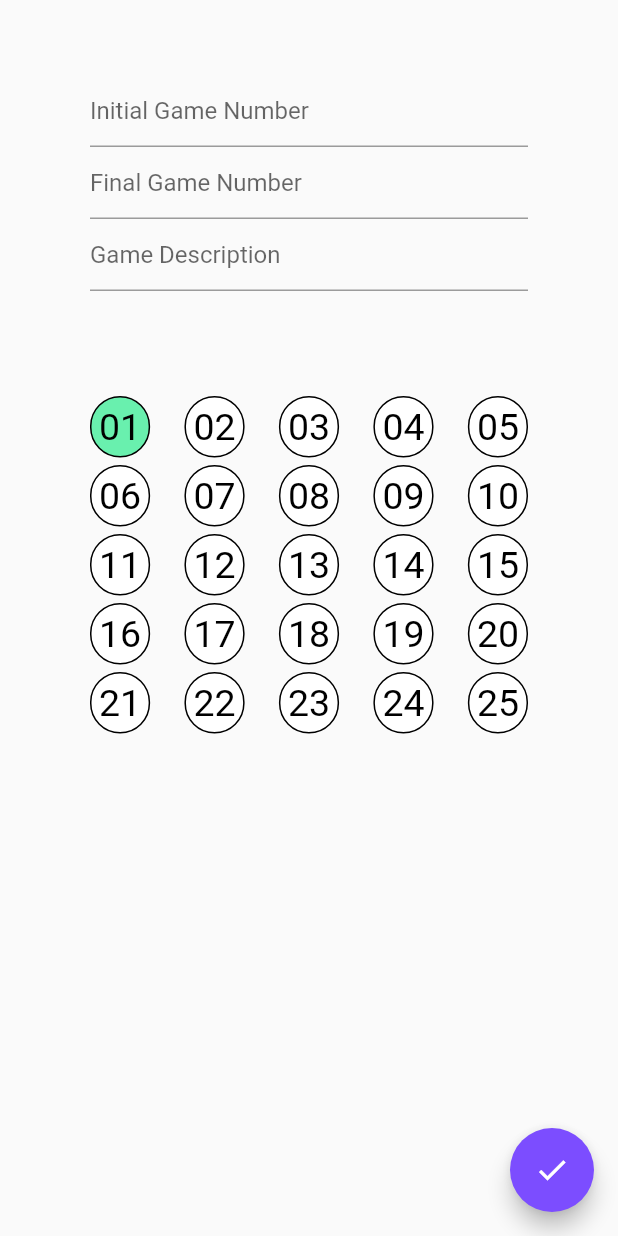
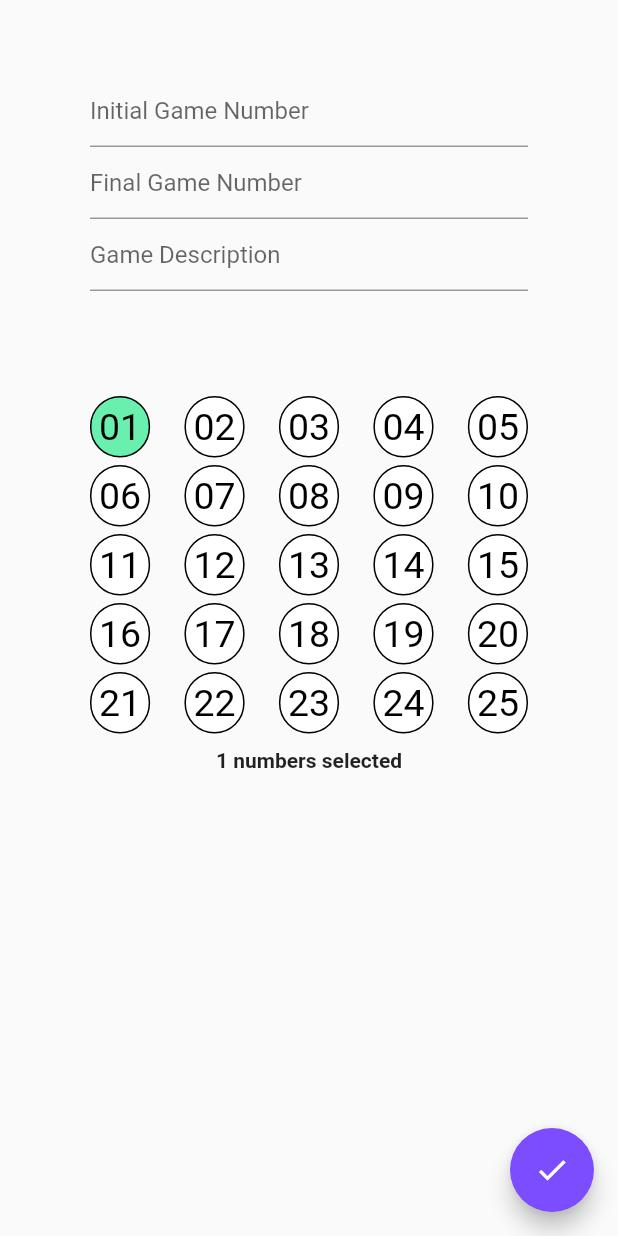
Before and after one commit to raphaellins/overtapp, a Flutter app: the GamePage screen opened directly, after a tap on an icon or button, on a phone screen of 412 x 824 dp. Run offline on Flutter 3.47's test engine with Material 2 defaults, Android fonts, the phone set to English and light mode, and no system bars; network calls fail.

```diff
--- a/lib/api/Proxy.dart
+++ b/lib/api/Proxy.dart
@@ -15,8 +15,6 @@ class Proxy {
     var response = await http
         .get(finalUrl, headers: {HttpHeaders.authorizationHeader: bearer});
 
-    print(response.statusCode);
-
     final responseJson = json.decode(response.body);
 
     List<GameDetail> gamesDetail = new List<GameDetail>();
--- a/lib/elements/Ball.dart
+++ b/lib/elements/Ball.dart
@@ -2,9 +2,10 @@ import 'package:flutter/material.dart';
 
 class Ball extends StatefulWidget {
   final String ballNumber;
-  Function onNumberTap;
+  final Function onNumberTap;
+  final int numberSelectedCount;
 
-  Ball(this.ballNumber, this.onNumberTap);
+  Ball(this.ballNumber, this.onNumberTap, this.numberSelectedCount);
 
   @override
   _BallState createState() => _BallState();
@@ -12,6 +13,21 @@ class Ball extends StatefulWidget {
 
 class _BallState extends State<Ball> {
   Color color = Colors.white;
+
+  _onTapButton() {
+    setState(() {
+      if (widget.numberSelectedCount == 15) {
+        if (color == Colors.greenAccent) {
+          color = color == Colors.white ? Colors.greenAccent : Colors.white;
+          widget.onNumberTap(widget.ballNumber, color == Colors.greenAccent);
+        }
+      } else if (widget.numberSelectedCount < 15) {
+        color = color == Colors.white ? Colors.greenAccent : Colors.white;
+        widget.onNumberTap(widget.ballNumber, color == Colors.greenAccent);
+      }
+    });
+  }
+
   @override
   Widget build(BuildContext context) {
     return Container(
@@ -22,12 +38,7 @@ class _BallState extends State<Ball> {
         borderRadius: BorderRadius.all(Radius.circular(50)),
       ),
       child: GestureDetector(
-        onTap: () {
-          setState(() {
-            color = color == Colors.white ? Colors.greenAccent : Colors.white;
-            widget.onNumberTap(widget.ballNumber, color == Colors.greenAccent);
-          });
-        },
+        onTap: _onTapButton,
         child: new Text(
           widget.ballNumber,
           style: TextStyle(color: Colors.black, fontSize: 25),
--- a/lib/main.dart
+++ b/lib/main.dart
@@ -6,7 +6,7 @@ import 'package:overtapp/screens/GamePage.dart';
 import 'package:overtapp/screens/MatchedPage.dart';
 
 void main() {
-  SystemChrome.setEnabledSystemUIOverlays([SystemUiOverlay.bottom]);
+  // SystemChrome.setEnabledSystemUIOverlays([SystemUiOverlay.bottom]);
   runApp(MyApp());
 }
 
--- a/lib/screens/GamePage.dart
+++ b/lib/screens/GamePage.dart
@@ -8,19 +8,27 @@ class GamePage extends StatefulWidget {
 }
 
 class _GamePageState extends State<GamePage> {
+  int numberSelectedCount = 0;
+  String message = "";
   List<String> numbersSelected = new List<String>();
 
   _onNumberTap(String ballNumber, bool selected) {
-    print("$ballNumber  $selected");
-
+    setState(() {
       if (selected) {
         numbersSelected.add(ballNumber);
+      } else {
+        numbersSelected.remove(ballNumber);
       }
+      numberSelectedCount = numbersSelected.length;
+
+      message = "$numberSelectedCount numbers selected";
+    });
   }
 
   @override
   Widget build(BuildContext context) {
     return Scaffold(
+      resizeToAvoidBottomInset: false,
       floatingActionButton: FloatingActionButton(
         onPressed: () {
           // Add your onPressed code here!
@@ -31,6 +39,7 @@ class _GamePageState extends State<GamePage> {
       body: Container(
         padding: EdgeInsets.only(right: 30, left: 30),
         margin: EdgeInsets.only(right: 30, left: 30, top: 50),
+        child: SingleChildScrollView(
           child: Column(
             mainAxisAlignment: MainAxisAlignment.center,
             mainAxisSize: MainAxisSize.min,
@@ -50,46 +59,57 @@ class _GamePageState extends State<GamePage> {
               Container(
                 child: Column(
                   children: <Widget>[
-                  createCard(1, 5, _onNumberTap),
+                    createCard(1, 5, _onNumberTap, numberSelectedCount),
                     SizedBox(
                       height: 5,
                     ),
-                  createCard(6, 10, _onNumberTap),
+                    createCard(6, 10, _onNumberTap, numberSelectedCount),
                     SizedBox(
                       height: 5,
                     ),
-                  createCard(11, 15, _onNumberTap),
+                    createCard(11, 15, _onNumberTap, numberSelectedCount),
                     SizedBox(
                       height: 5,
                     ),
-                  createCard(16, 20, _onNumberTap),
+                    createCard(16, 20, _onNumberTap, numberSelectedCount),
                     SizedBox(
                       height: 5,
                     ),
-                  createCard(21, 25, _onNumberTap),
+                    createCard(21, 25, _onNumberTap, numberSelectedCount),
                   ],
                 ),
+              ),
+              Padding(
+                child: Text(
+                  message,
+                  style: TextStyle(fontWeight: FontWeight.bold),
+                ),
+                padding: EdgeInsets.only(top: 10),
               )
             ],
+          ),
         ),
       ),
     );
   }
 }
 
-Widget createCard(int initialNumber, int endNumber, Function onNumberTap) {
+Widget createCard(int initialNumber, int endNumber, Function onNumberTap,
+    int numberSelectedCount) {
   return Row(
     mainAxisAlignment: MainAxisAlignment.spaceBetween,
-    children: ballRow(initialNumber, endNumber, onNumberTap),
+    children:
+        ballRow(initialNumber, endNumber, onNumberTap, numberSelectedCount),
   );
 }
 
-List<Widget> ballRow(int initialNumber, int endNumber, Function onNumberTap) {
+List<Widget> ballRow(int initialNumber, int endNumber, Function onNumberTap,
+    int numberSelectedCount) {
   List<Widget> balls = new List<Widget>();
   for (int i = initialNumber; i <= endNumber; i++) {
     String ballNumber = NumberUtils().formatBallNumber(i);
 
-    balls.add(Ball(ballNumber, onNumberTap));
+    balls.add(Ball(ballNumber, onNumberTap, numberSelectedCount));
   }
   return balls;
 }
```
Lines whose indentation alone changed are shown as unchanged.
